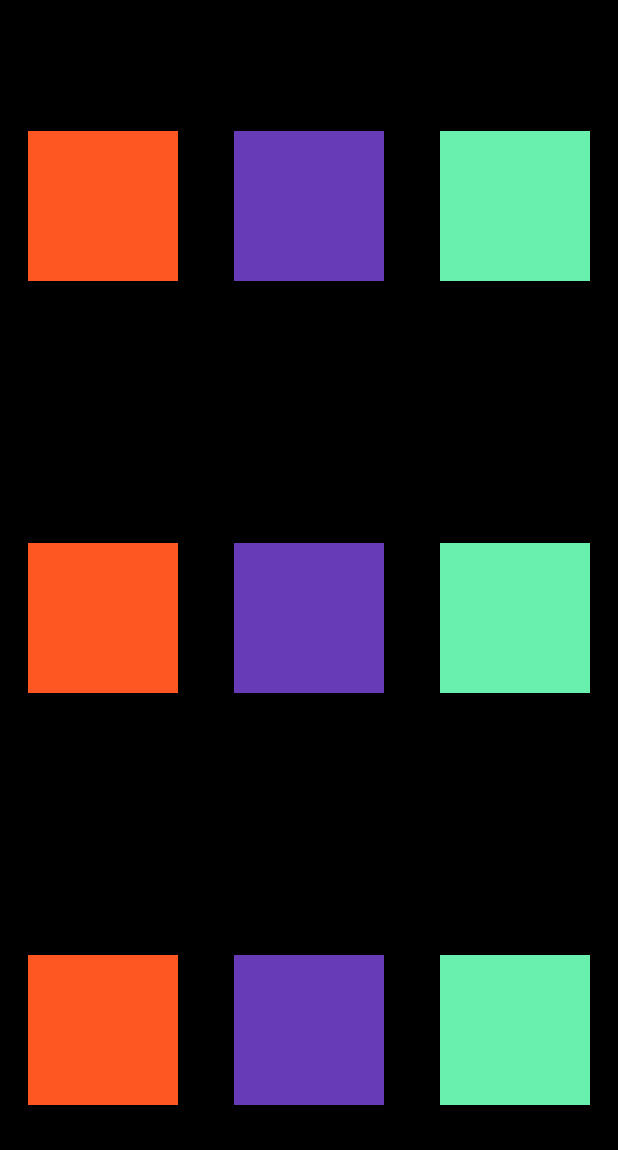
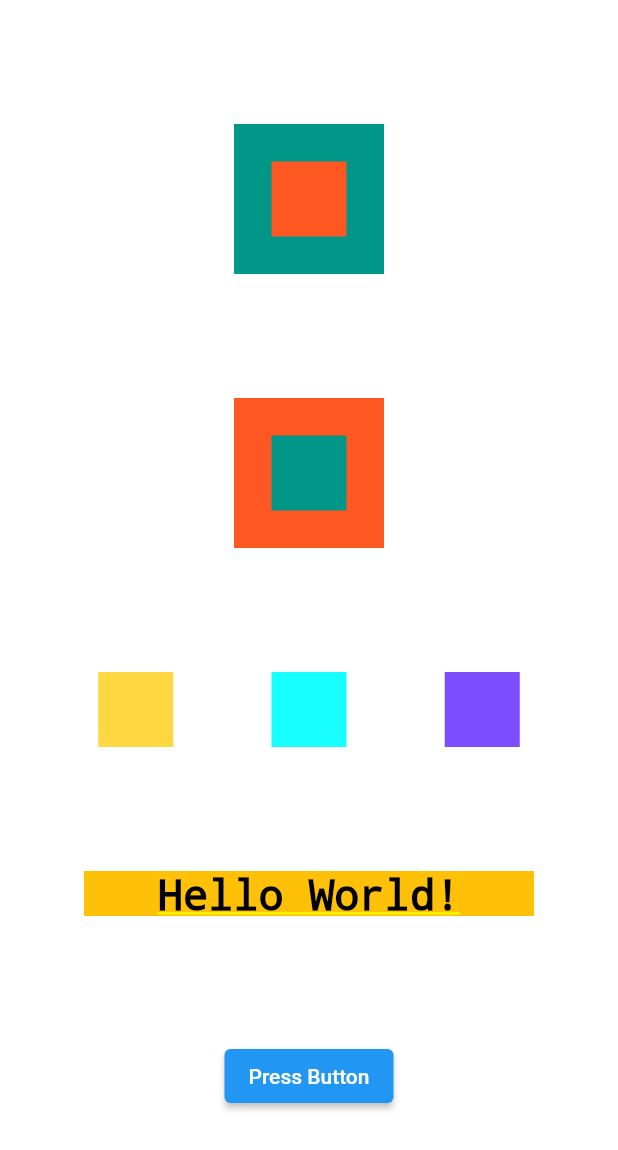
Before and after one commit to antoniolisboa/first_project, a Flutter app: the screen it shows after launch, on a phone screen of 412 x 824 dp. Shown: the top 1150 px of the screen. Run offline on Flutter 3.47's test engine with Material 2 defaults, Android fonts, the phone set to English and light mode, and no system bars.

Commit message:
Minha primeira tela em flutter [Aplicando o que aprendi até o momento]

```diff
--- a/lib/main.dart
+++ b/lib/main.dart
@@ -16,113 +16,78 @@ class MyApp extends StatelessWidget {
       theme: ThemeData(
         primarySwatch: Colors.blue,
       ),
-      // home: Container(
-      //   color: Colors.white,
-      //   child: Column(
-      //     mainAxisAlignment: MainAxisAlignment.spaceEvenly,
-      //     crossAxisAlignment: CrossAxisAlignment.center,
-      //     children: [
-      //       Stack(
-      //         alignment: AlignmentDirectional.center,
-      //         children: [
-      //           Container(
-      //             color: Colors.teal,
-      //             height: 100,
-      //             width: 100,
-      //           ),
-      //           Container(
-      //             color: Colors.deepOrange,
-      //             height: 50,
-      //             width: 50,
-      //           ),
-      //         ],
-      //       ),
-      //       Stack(
-      //         alignment: AlignmentDirectional.center,
-      //         children: [
-      //           Container(
-      //             color: Colors.deepOrange,
-      //             height: 100,
-      //             width: 100,
-      //           ),
-      //           Container(
-      //             color: Colors.teal,
-      //             height: 50,
-      //             width: 50,
-      //           ),
-      //         ],
-      //       ),
-      //       Row(
-      //         mainAxisAlignment: MainAxisAlignment.spaceEvenly,
-      //         children: [
-      //           Container(
-      //             color: Colors.amberAccent,
-      //             height: 50,
-      //             width: 50,
-      //           ),
-      //           Container(
-      //             color: Colors.cyanAccent,
-      //             height: 50,
-      //             width: 50,
-      //           ),
-      //           Container(
-      //             color: Colors.deepPurpleAccent,
-      //             height: 50,
-      //             width: 50,
-      //           ),
-      //         ],
-      //       ),
-      //       Container(
-      //         color: Colors.amber,
-      //         height: 30,
-      //         width: 300,
-      //         child: const Text(
-      //           'Hello World!',
-      //           textAlign: TextAlign.center,
-      //           style: TextStyle(
-      //             fontSize: 28,
-      //             color: Colors.black,
-      //           ),
-      //         ),
-      //       ),
-      //       ElevatedButton(
-      //         onPressed: () => print('Pressed Button'),
-      //         child: const Text('Press Button'),
-      //       )
-      //     ],
-      //   ),
-      // ),
-      home: Container( // Build Screen Test/'Test 1.PNG'
-        color: Colors.black,
+      home: Container(
+        color: Colors.white,
         child: Column(
-          mainAxisAlignment: MainAxisAlignment.spaceAround,
+          mainAxisAlignment: MainAxisAlignment.spaceEvenly,
+          crossAxisAlignment: CrossAxisAlignment.center,
           children: [
-            Row(
-              mainAxisAlignment: MainAxisAlignment.spaceAround,
-              crossAxisAlignment: CrossAxisAlignment.center,
+            Stack(
+              alignment: AlignmentDirectional.center,
               children: [
-                Container(color: Colors.deepOrange, height: 100, width: 100),
-                Container(color: Colors.deepPurple, height: 100, width: 100),
-                Container(color: Colors.greenAccent, height: 100, width: 100),
+                Container(
+                  color: Colors.teal,
+                  height: 100,
+                  width: 100,
+                ),
+                Container(
+                  color: Colors.deepOrange,
+                  height: 50,
+                  width: 50,
+                ),
+              ],
+            ),
+            Stack(
+              alignment: AlignmentDirectional.center,
+              children: [
+                Container(
+                  color: Colors.deepOrange,
+                  height: 100,
+                  width: 100,
+                ),
+                Container(
+                  color: Colors.teal,
+                  height: 50,
+                  width: 50,
+                ),
               ],
             ),
             Row(
-              mainAxisAlignment: MainAxisAlignment.spaceAround,
-              crossAxisAlignment: CrossAxisAlignment.center,
+              mainAxisAlignment: MainAxisAlignment.spaceEvenly,
               children: [
-                Container(color: Colors.deepOrange, height: 100, width: 100),
-                Container(color: Colors.deepPurple, height: 100, width: 100),
-                Container(color: Colors.greenAccent, height: 100, width: 100),
+                Container(
+                  color: Colors.amberAccent,
+                  height: 50,
+                  width: 50,
+                ),
+                Container(
+                  color: Colors.cyanAccent,
+                  height: 50,
+                  width: 50,
+                ),
+                Container(
+                  color: Colors.deepPurpleAccent,
+                  height: 50,
+                  width: 50,
+                ),
               ],
             ),
-            Row(
-              mainAxisAlignment: MainAxisAlignment.spaceAround,
-              crossAxisAlignment: CrossAxisAlignment.center,
-              children: [
-                Container(color: Colors.deepOrange, height: 100, width: 100),
-                Container(color: Colors.deepPurple, height: 100, width: 100),
-                Container(color: Colors.greenAccent, height: 100, width: 100),
-              ],
+            Container(
+              color: Colors.amber,
+              height: 30,
+              width: 300,
+              child: const Text(
+                'Hello World!',
+                textAlign: TextAlign.center,
+                style: TextStyle(
+                  fontSize: 28,
+                  color: Colors.black,
+                ),
+              ),
+            ),
+            ElevatedButton(
+              onPressed: () => print('Pressed Button'),
+              child: const Text('Press Button'),
             )
           ],
         ),
```
